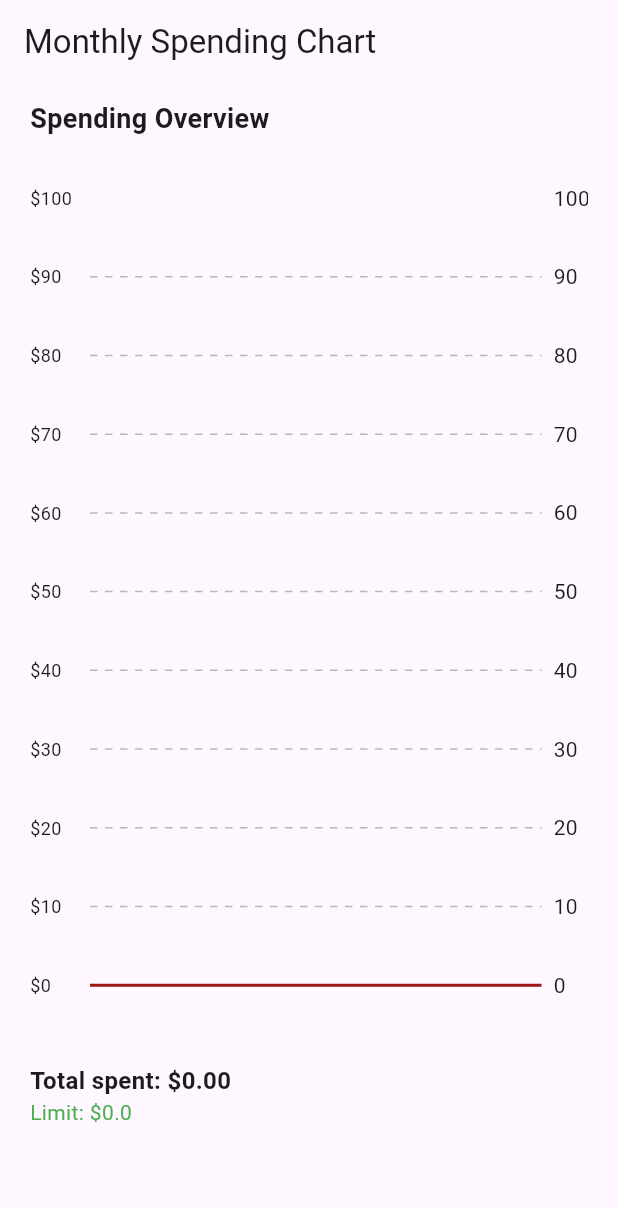
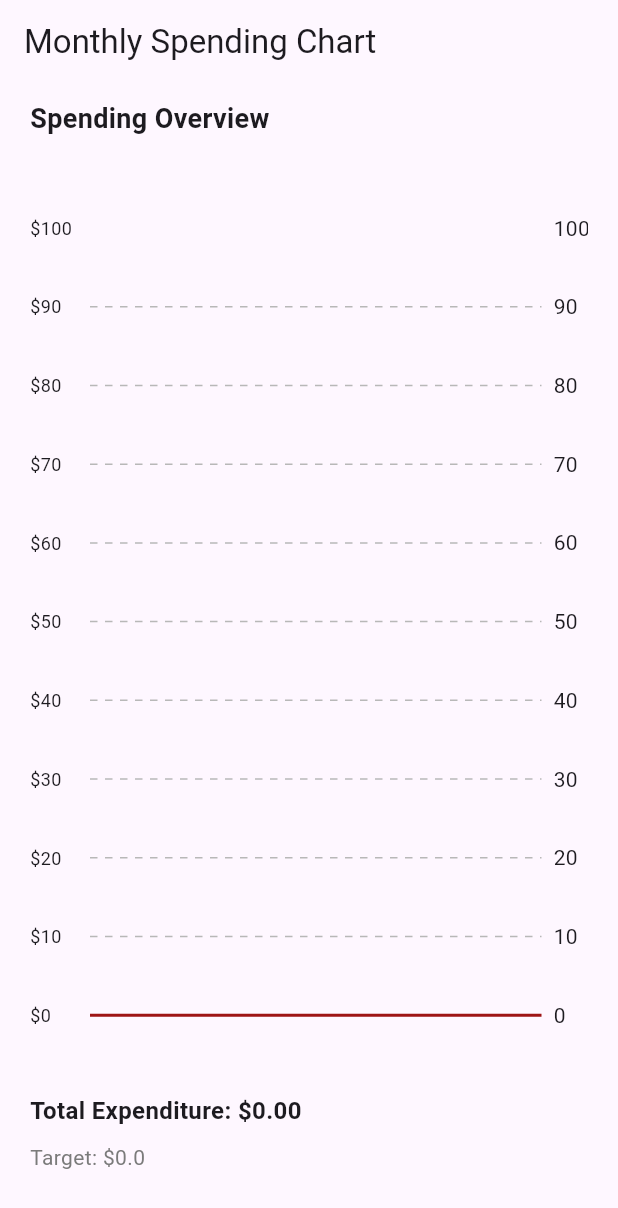
Before and after one commit to ankit-kr-codes/Expen, a Flutter app: the Chart screen opened by its route, on a phone screen of 412 x 824 dp. Shown: the top 1208 px of the screen. Run offline on Flutter 3.47's test engine with Material 3 defaults, Android fonts, the phone set to English and light mode, and no system bars; drawn by our look-alikes of fl_chart; our stand-ins replace equatable, flutter_bloc, go_router, package_info_plus, shared_preferences; missing offline and left inert: flutter_material_pickers; accounts and stored records are empty.

Commit message:
Fixed some issues

```diff
--- a/lib/domain/amount.dart
+++ b/lib/domain/amount.dart
@@ -1,11 +1,13 @@
 class Amount {
   String id;
   String title;
+  String subtitle;
   double? amount;
 
   Amount({
     required this.id,
     required this.title,
+    required this.subtitle,
     required this.amount,
     //
   });
--- a/lib/pages/chart.dart
+++ b/lib/pages/chart.dart
@@ -30,7 +30,7 @@ class Chart extends StatelessWidget {
               "Spending Overview",
               style: TextStyle(fontSize: 18, fontWeight: FontWeight.bold),
             ),
-            const SizedBox(height: 10),
+            const SizedBox(height: 30),
             SingleChildScrollView(
               scrollDirection: Axis.horizontal,
               child: SizedBox(
@@ -71,12 +71,16 @@ class Chart extends StatelessWidget {
                     barGroups: List.generate(
                       amountList.length,
                       (index) => BarChartGroupData(
+                        barsSpace: 20,
                         x: index,
                         barRods: [
                           BarChartRodData(
                             toY: amountList[index].amount!,
                             width: 20,
-                            borderRadius: BorderRadius.circular(8),
+                            borderRadius: const BorderRadius.only(
+                              topLeft: Radius.circular(50),
+                              topRight: Radius.circular(50),
+                            ),
                             gradient: LinearGradient(
                               colors: AppColors().gradientColors,
                               begin: Alignment.bottomCenter,
@@ -110,7 +114,7 @@ class Chart extends StatelessWidget {
                           showTitles: true,
                           getTitlesWidget:
                               (value, meta) => Text(
-                                " Day ${value.toInt()} ",
+                                " ${value.toInt() + 1} ",
                                 style: const TextStyle(fontSize: 12),
                               ),
                         ),
@@ -127,7 +131,7 @@ class Chart extends StatelessWidget {
             BlocBuilder<CurrencyBloc, CurrencyState>(
               builder: (context, state) {
                 return Text(
-                  "Total spent: ${currencySymbol[state.selectedCurrencyIndex]["symbol"]}${totalAmount.toStringAsFixed(2)}",
+                  "Total Expenditure: ${currencySymbol[state.selectedCurrencyIndex]["symbol"]}${totalAmount.toStringAsFixed(2)}",
                   style: const TextStyle(
                     fontSize: 16,
                     fontWeight: FontWeight.bold,
@@ -135,16 +139,19 @@ class Chart extends StatelessWidget {
                 );
               },
             ),
+            const SizedBox(height: 10),
             BlocBuilder<CurrencyBloc, CurrencyState>(
               builder: (context, state) {
                 return Text(
-                  "Limit: ${currencySymbol[state.selectedCurrencyIndex]["symbol"]}${rangeProvider.range}",
+                  "Target: ${currencySymbol[state.selectedCurrencyIndex]["symbol"]}${rangeProvider.range}",
                   style: TextStyle(
                     fontSize: 14,
                     color:
-                        rangeProvider.range < totalAmount
-                            ? Colors.red
-                            : Colors.green,
+                        rangeProvider.range == 0
+                            ? AppColors.darkGrey
+                            : rangeProvider.range < totalAmount
+                            ? AppColors.red
+                            : AppColors.green,
                   ),
                 );
               },
--- a/lib/pages/settings.dart
+++ b/lib/pages/settings.dart
@@ -44,7 +44,7 @@ class _SettingsState extends State<Settings> {
           children: [
             const SizedBox(height: 10),
             settingsList(
-              "Select Currency",
+              "Choose Currency",
               TextButton(
                 onPressed: () {
                   picker(context);
@@ -60,7 +60,7 @@ class _SettingsState extends State<Settings> {
               ),
             ),
             settingsList(
-              "Select Theme",
+              "Select App Theme ",
               DropdownButton<AppTheme>(
                 value: currentTheme,
                 items: const [
@@ -86,19 +86,19 @@ class _SettingsState extends State<Settings> {
             ),
 
             settingsList(
-              "Set Limit",
+              "Set Target",
               TextButton(
                 onPressed: () {
                   showDialog<String>(
                     context: context,
                     builder:
                         (BuildContext context) => AlertDialog(
-                          title: const Text('Set a Limit'),
+                          title: const Text('Set Expense Target'),
                           content: TextField(
                             controller: rangeController,
                             keyboardType: TextInputType.number,
                             decoration: InputDecoration(
-                              hintText: "Set Limit",
+                              hintText: "Enter your target",
                               prefixIcon: BlocBuilder<
                                 CurrencyBloc,
                                 CurrencyState
@@ -132,7 +132,7 @@ class _SettingsState extends State<Settings> {
                           ),
                           actions: <Widget>[
                             TextButton(
-                              onPressed: () => Navigator.pop(context, 'Cancel'),
+                              onPressed: () => context.pop(),
                               child: const Text('Cancel'),
                             ),
                             TextButton(
@@ -144,7 +144,7 @@ class _SettingsState extends State<Settings> {
                                   rangeProvider.setRange(limit);
                                   rangeController.clear();
                                 }
-                                Navigator.pop(context, 'OK');
+                                context.pop();
                               },
                               child: const Text('OK'),
                             ),
@@ -189,7 +189,7 @@ class _SettingsState extends State<Settings> {
   Future<String?> picker(BuildContext context) {
     return showMaterialScrollPicker<String>(
       context: context,
-      title: 'Pick Currency',
+      title: 'Select Your Currency',
       items:
           currencySymbol.map((e) => '${e["name"]} (${e["symbol"]})').toList(),
       selectedItem:
--- a/lib/provider/amount_provider.dart
+++ b/lib/provider/amount_provider.dart
@@ -21,13 +21,14 @@ class AmountProvider with ChangeNotifier {
     notifyListeners();
   }
 
-  List<Amount> get amounts => _amounts;
+  List<Amount> get amounts => _amounts.reversed.toList();
 
-  void addAmount(String title, double? amount) {
+  void addAmount(String title, String subtitle, double? amount) {
     _amounts.add(
       Amount(
         id: const Uuid().v4(),
         title: title,
+        subtitle: subtitle,
         amount: amount,
         //
       ),
@@ -39,4 +40,9 @@ class AmountProvider with ChangeNotifier {
     _amounts.removeWhere((amounts) => amounts.id == id);
     notifyListeners();
   }
+
+  void deleteAllExpenses() {
+    _amounts.clear();
+    notifyListeners();
+  }
 }
--- a/pubspec.yaml
+++ b/pubspec.yaml
@@ -28,7 +28,7 @@ flutter:
   uses-material-design: true
 
   # assets:
-  #   - images/a_dot_burr.jpeg
+  #   - assets/images/
   #   - images/a_dot_ham.jpeg
 
 
```
Also changed, not shown: lib/pages/about.dart (+16 -1 lines), lib/pages/add_expense.dart (+43 -16 lines), lib/pages/home.dart (+91 -8 lines).
